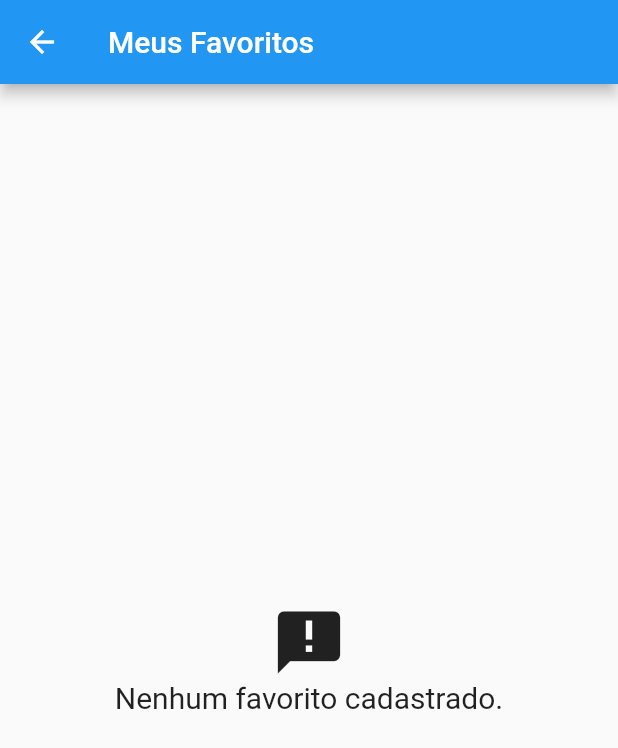
After one commit to maximilianoalves/tabela_fipe_flutter, a Flutter app: the screen it shows after launch, after a tap on the "favorite" icon, on a phone screen of 412 x 824 dp. The commit adds this screen. Shown: the top 748 px of the screen. Run offline on Flutter 3.47's test engine with Material 2 defaults, Android fonts, the phone set to English and light mode, and no system bars; our stand-ins replace share, sqflite; accounts and stored records are empty; network calls fail.

Commit message:
sqlite integration, action buttons, snackbar and swipe to del

```diff
--- a/lib/main.dart
+++ b/lib/main.dart
@@ -1,5 +1,6 @@
 import 'package:flutter/material.dart';
 import 'package:tabela_fipe_flutter/pages/brandPage.dart';
+import 'package:tabela_fipe_flutter/pages/favoritePage.dart';
 
 void main() => runApp(App());
 
@@ -23,6 +24,17 @@ class HomePage extends StatelessWidget {
     return Scaffold(
       appBar: AppBar(
         title: Text("Tabela FIPE"),
+        actions: <Widget>[
+          IconButton(
+            icon: Icon(Icons.favorite),
+            onPressed: () {
+              Navigator.push(
+                context,
+                MaterialPageRoute(builder: (BuildContext context) => FavoritePage())
+              );
+            },
+          )
+        ],
       ),
       body: Center(
         child: new Column(
@@ -50,8 +62,8 @@ class HomePage extends StatelessWidget {
                     Text(
                       'Carros',
                       key: Key('btn-text-carros'),
-                      style: TextStyle(fontSize: 20),),
-                    Icon(Icons.directions_car)
+                      style: TextStyle(fontSize: 20, color: Colors.white)),
+                    Icon(Icons.directions_car, color: Colors.white,)
                   ],
                 ),
               ),
@@ -78,8 +90,8 @@ class HomePage extends StatelessWidget {
                     Text(
                       'Motos',
                       key: Key('btn-text-motos'),
-                      style: TextStyle(fontSize: 20),),
-                    Icon(Icons.motorcycle)
+                      style: TextStyle(fontSize: 20, color: Colors.white),),
+                    Icon(Icons.motorcycle, color: Colors.white,)
                   ],
                 ),
               ),
@@ -106,8 +118,8 @@ class HomePage extends StatelessWidget {
                     Text(
                       'Caminhões',
                       key: Key('btn-text-caminhoes'),
-                      style: TextStyle(fontSize: 20),),
-                    Icon(Icons.local_shipping)
+                      style: TextStyle(fontSize: 20, color: Colors.white,),),
+                    Icon(Icons.local_shipping, color: Colors.white,)
                   ],
                 ),
               ),
--- /dev/null
+++ b/lib/models/favoriteModel.dart
@@ -0,0 +1,24 @@
+class FavoriteModel {
+  int id;
+  String name;
+  String price;
+  String url;
+
+  FavoriteModel({this.id, this.name, this.price, this.url});
+
+
+  Map<String, dynamic> toMap() => {
+    'id': id,
+    'name': name,
+    'price': price,
+    'url': url
+  };
+
+  factory FavoriteModel.fromMap(Map<String, dynamic> json) => new FavoriteModel(
+      id: json['id'],
+      name: json['name'],
+      price: json['price'],
+      url: json['url']
+  );
+
+}
--- a/lib/pages/brandPage.dart
+++ b/lib/pages/brandPage.dart
@@ -78,7 +78,8 @@ class _BrandPageState extends State<BrandPage> {
                         child: Card(
                           elevation: 2,
                           child: ListTile(
-                            title: Text(
+                            title:
+                              Text(
                                 snapshot.data[index].name,
                                 key: Key('brand-${snapshot.data[index].name.toLowerCase()}'),
                                 style: TextStyle(
--- /dev/null
+++ b/lib/pages/favoritePage.dart
@@ -0,0 +1,115 @@
+import 'package:flutter/material.dart';
+import 'package:tabela_fipe_flutter/models/favoriteModel.dart';
+import 'package:tabela_fipe_flutter/service/favoriteDatabaseService.dart';
+
+class FavoritePage extends StatefulWidget {
+  @override
+  _FavoritePageState createState() => _FavoritePageState();
+}
+
+class _FavoritePageState extends State<FavoritePage> {
+  Future<List<FavoriteModel>> futureFavorite;
+
+  @override
+  void initState() {
+    super.initState();
+    futureFavorite = FavoriteDatabaseService.db.getAllFavorites();
+  }
+
+  @override
+  Widget build(BuildContext context) {
+    return Scaffold(
+      appBar: AppBar(
+        title: Text('Meus Favoritos'),
+      ),
+      body: FutureBuilder<List<FavoriteModel>>(
+        future: futureFavorite,
+        builder: (context, snapshot) {
+          if (snapshot.hasData) {
+            print(snapshot.data.length);
+            if (snapshot.data.length < 1) {
+              return Center(
+                child: Column(
+                  mainAxisAlignment: MainAxisAlignment.center,
+                  mainAxisSize: MainAxisSize.max,
+                  children: <Widget>[
+                    Icon(Icons.announcement, size: 50,),
+                    Text(
+                      "Nenhum favorito cadastrado.",
+                      key: Key('error-message'),
+                      style: TextStyle(
+                          fontSize: 20
+                      ),
+                    ),
+                  ],
+                ),
+              );
+            } else {
+              return Column(
+                children: <Widget>[
+                  Expanded(
+                    child: ListView.builder(
+                        itemCount: snapshot.data.length,
+                        itemBuilder:(_, index) {
+                          return Dismissible(
+                            key: Key('${index}'),
+                            onDismissed: (direction) {
+                              FavoriteDatabaseService.db.deleteFavoriteWithId(snapshot.data[index].id);
+                            },
+                            direction: DismissDirection.endToStart,
+                            background: Container(
+                              alignment: AlignmentDirectional.centerEnd,
+                              color: Colors.red,
+                              child: Padding(
+                                padding: EdgeInsets.only(right: 10),
+                                child: Icon(Icons.delete, color: Colors.white,),
+                              ),
+                            ),
+                            child: Card(
+                                elevation: 2,
+                                child: ListTile(
+                                  title: Text(
+                                    snapshot.data[index].name,
+                                    key: Key('favorite-${index}'),
+                                    style: TextStyle(
+                                        fontWeight: FontWeight.w600
+                                    ),
+                                  ),
+                                  subtitle: Text('Valor: ${snapshot.data[index].price}'),
+                                )
+                            ),
+                          );
+                        }
+                    ),
+                  ),
+                ],
+              );
+            }
+          } else if(snapshot.hasError) {
+            return Center(
+              child: Column(
+                mainAxisAlignment: MainAxisAlignment.center,
+                mainAxisSize: MainAxisSize.max,
+                children: <Widget>[
+                  Icon(Icons.announcement, size: 50,),
+                  Text(
+                    "Nenhum favorito cadastrado.",
+                    key: Key('error-message'),
+                    style: TextStyle(
+                        fontSize: 20
+                    ),
+                  ),
+                ],
+              ),
+            );
+          }
+
+          // By default, show a loading spinner.
+          return Center(
+            child: CircularProgressIndicator(),
+          );
+        },
+      ),
+    );
+  }
+}
--- /dev/null
+++ b/lib/service/favoriteDatabaseService.dart
@@ -0,0 +1,80 @@
+
+import 'dart:io';
+
+import 'package:path/path.dart';
+import 'package:path_provider/path_provider.dart';
+import 'package:sqflite/sqflite.dart';
+import 'package:tabela_fipe_flutter/models/favoriteModel.dart';
+
+class FavoriteDatabaseService {
+  FavoriteDatabaseService._();
+
+  static final FavoriteDatabaseService db = FavoriteDatabaseService._();
+  Database _database;
+
+  Future<Database> get database async {
+    if (_database != null) return _database;
+    _database = await getDatabaseInstace();
+    return _database;
+  }
+
+  Future<Database> getDatabaseInstace() async {
+    Directory directory = await getApplicationDocumentsDirectory();
+    String path = join(directory.path, "FIPEfav.db");
+
+    return await openDatabase(
+      path,
+      version: 1,
+      onCreate: (Database db, int version) async {
+        await db.execute(
+          "CREATE TABLE Favorites ("
+          "id integer primary key AUTOINCREMENT,"
+          "name TEXT,"
+          "price TEXT,"
+          "url TEXT"
+          ")"
+        );
+    });
+  }
+
+  addFavorite(FavoriteModel favorite) async {
+    final db = await database;
+    var raw = await db.insert(
+      'Favorites',
+      favorite.toMap(),
+      conflictAlgorithm: ConflictAlgorithm.replace,
+    );
+    return raw;
+  }
+
+  updateFavorite(FavoriteModel favorite) async {
+    final db = await database;
+    var response = await db.update('Favorites', favorite.toMap(),
+        where: 'id = ?', whereArgs: [favorite.id]);
+    return response;
+  }
+
+  Future<FavoriteModel> getFavoriteWithId(int id) async {
+    final db = await database;
+    var response = await db.query('Favorites', where: 'id = ?', whereArgs: [id]);
+    return response.isNotEmpty ? FavoriteModel.fromMap(response.first) : null;
+  }
+
+  Future<List<FavoriteModel>> getAllFavorites() async {
+    final db = await database;
+    var response = await db.query("Favorites");
+    List<FavoriteModel> list = response.map((c) => FavoriteModel.fromMap(c)).toList();
+    return list;
+  }
+
+  deleteFavoriteWithId(int id) async {
+    final db = await database;
+    return db.delete("Favorites", where: "id = ?", whereArgs: [id]);
+  }
+
+  deleteAllFavorites() async {
+    final db = await database;
+    db.delete("Favorites");
+  }
+
+}
--- a/pubspec.yaml
+++ b/pubspec.yaml
@@ -22,6 +22,8 @@ dependencies:
     sdk: flutter
   cupertino_icons: ^0.1.2
   share: ^0.6.2+3
+  path_provider:
+  sqflite:
 
 dev_dependencies:
   flutter_driver:
```
Also changed, not shown: lib/pages/resultFipePage.dart (+15 -0 lines), pubspec.lock, 2 other files. Lines whose indentation alone changed are shown as unchanged.
